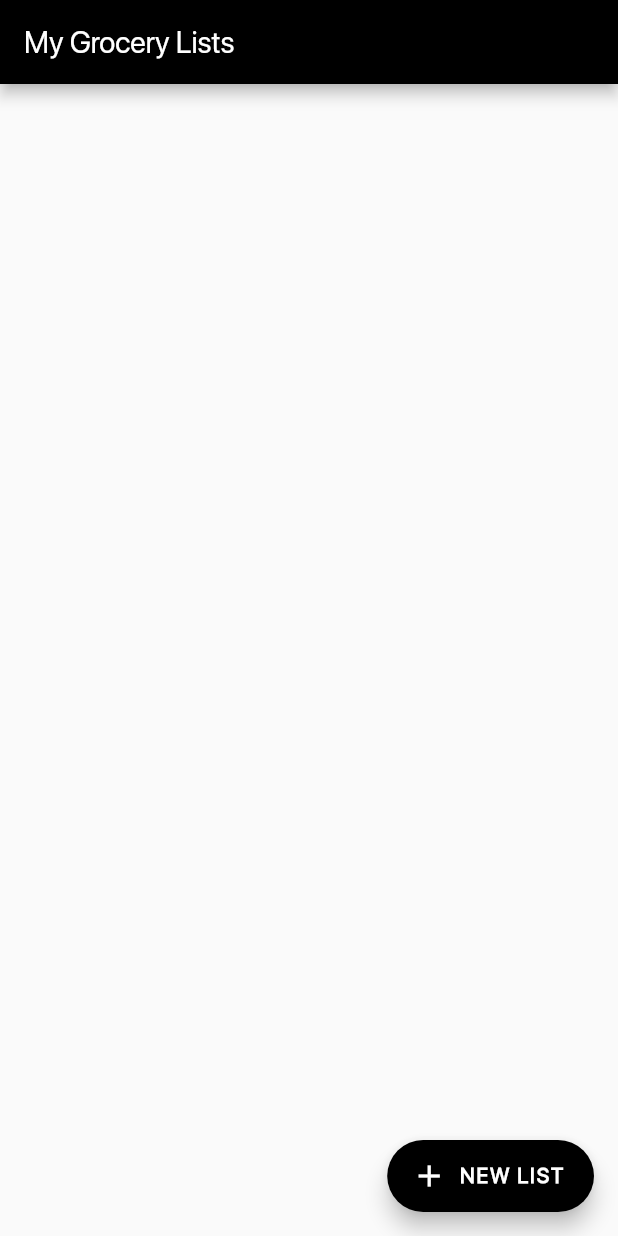
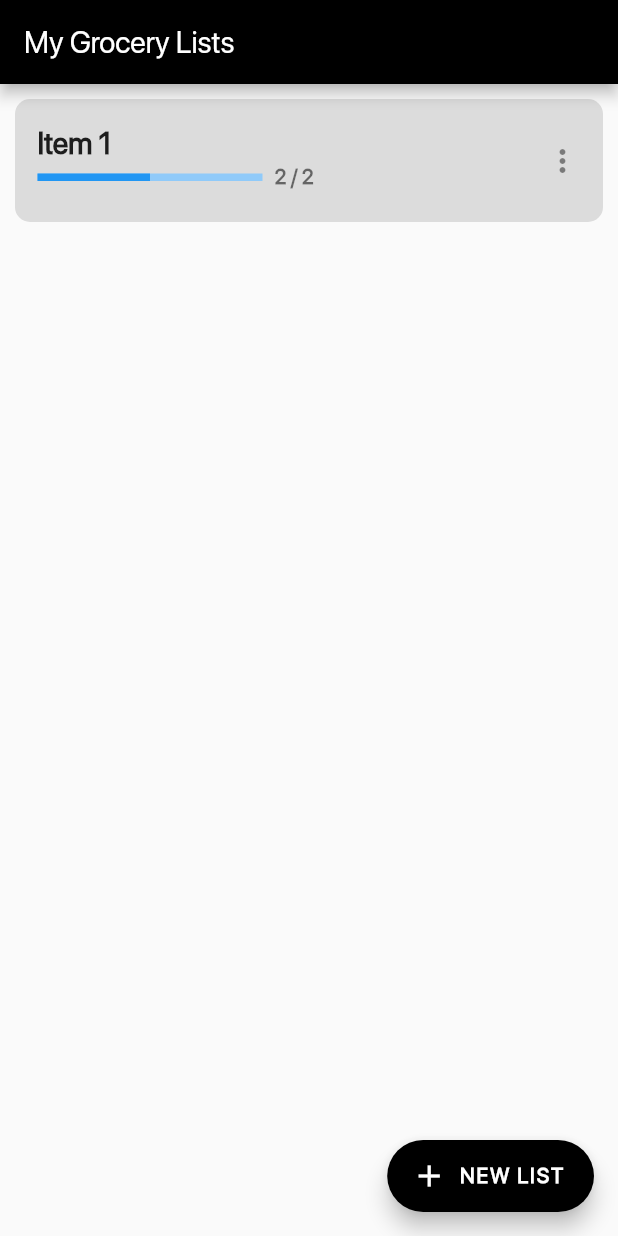
Before and after one commit to Mr-Ashitey/Mobi-Grocery-Shopping, a Flutter app: the screen it shows after launch, on a phone screen of 412 x 824 dp. Run offline on Flutter 3.47's test engine with Material 2 defaults, Android fonts, the phone set to English and light mode, and no system bars.

Commit message:
add list item card

```diff
--- a/lib/presentation/home_screen/home.dart
+++ b/lib/presentation/home_screen/home.dart
@@ -6,8 +6,39 @@ class Home extends StatelessWidget {
   @override
   Widget build(BuildContext context) {
     return Scaffold(
-      appBar: AppBar(
-        title: const Text("My Grocery Lists"),
+      appBar: AppBar(title: const Text("My Grocery Lists")),
+      body: ListView(
+        padding: const EdgeInsets.all(10),
+        children: [
+          ListTile(
+            contentPadding:
+                const EdgeInsets.symmetric(horizontal: 15, vertical: 5),
+            tileColor: Colors.black12,
+            shape:
+                RoundedRectangleBorder(borderRadius: BorderRadius.circular(10)),
+            title: const Text(
+              "Item 1",
+              style: TextStyle(fontSize: 20, fontWeight: FontWeight.w700),
+            ),
+            subtitle: Row(
+              children: const [
+                SizedBox(
+                  width: 150,
+                  child: LinearProgressIndicator(
+                    value: 0.5,
+                    minHeight: 5,
+                  ),
+                ),
+                SizedBox(width: 8),
+                Text(
+                  "2 / 2",
+                  style: TextStyle(fontWeight: FontWeight.bold),
+                ),
+              ],
+            ),
+            trailing: const Icon(Icons.more_vert_rounded),
+          ),
+        ],
       ),
       floatingActionButton: FloatingActionButton.extended(
         onPressed: () {},
```
